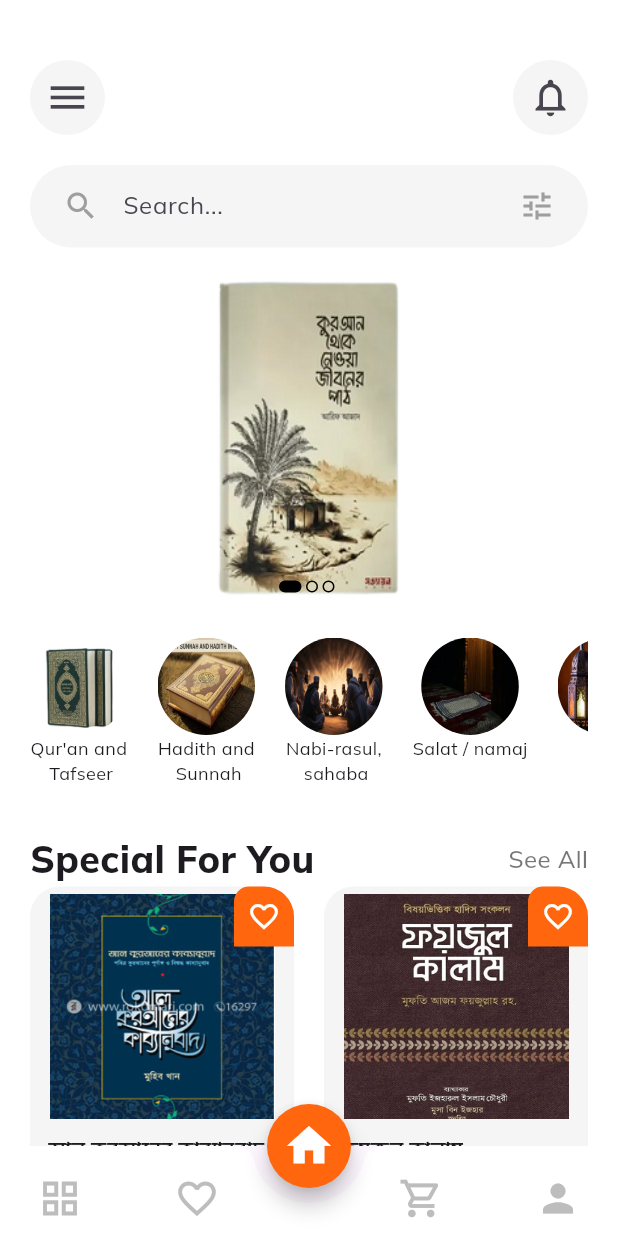
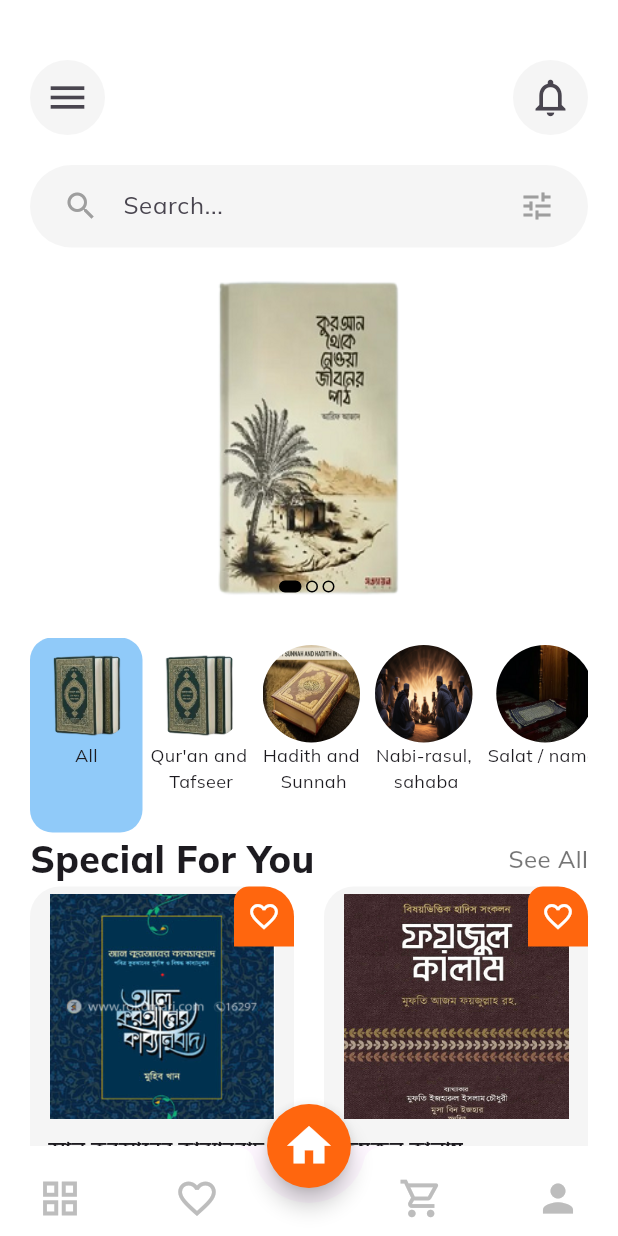
Before and after one commit to Ibrahim-K98han/books_shop, a Flutter app: the screen it shows after launch, on a phone screen of 412 x 824 dp. Run offline on Flutter 3.47's test engine with Material 3 defaults, Android fonts, the light colour scheme and no system bars; our stand-ins replace google_fonts.

Commit message:
category wise data filter dine

```diff
--- a/lib/features/detail/presentation/detail_screen.dart
+++ b/lib/features/detail/presentation/detail_screen.dart
@@ -34,7 +34,9 @@ class _DetailScreenState extends State<DetailScreen> {
               const SizedBox(
                 height: 20,
               ),
-              const DetailsCustomAppBar(),
+              DetailsCustomAppBar(
+                productModel: widget.productModel,
+              ),
               //Image Slider
               ImageSliderWidget(
                 image: widget.productModel.img,
--- a/lib/features/home/model/category_model.dart
+++ b/lib/features/home/model/category_model.dart
@@ -9,6 +9,10 @@ class CategoryModel {
 }
 
 final List<CategoryModel> categories = [
+  CategoryModel(
+    title: '''All''',
+    image: 'images/quran_hadit.png',
+  ),
   CategoryModel(
     title: '''Qur'an and\n Tafseer''',
     image: 'images/quran_hadit.png',
--- a/lib/features/home/model/product_model.dart
+++ b/lib/features/home/model/product_model.dart
@@ -26,7 +26,7 @@ class ProductModel {
   });
 }
 
-final List<ProductModel> products = [
+final List<ProductModel> all = [
   ProductModel(
     title: 'আল কুরআনের কাব্যানুবাদ',
     description:
@@ -45,7 +45,7 @@ final List<ProductModel> products = [
     rate: 4.8,
     quantity: 1,
   ),
-   ProductModel(
+  ProductModel(
     title: 'ফয়জুল কালাম',
     description:
         '''ইলমে হাদিসের অজস্র গ্রন্থের মাঝে ফয়জুল কালাম একটি মকবুল সংযোজন। বইটিকে মুফতিয়ে আজম ফয়জুল্লাহ রহ.-এর বয়নসংকলনও বলা চলে। তিনি কোথাও আলোচক হিসেবে আমন্ত্রিত হলে কোনো নির্ধারিত বিষয়ের উপর এক...''',
@@ -63,3 +63,44 @@ final List<ProductModel> products = [
     quantity: 2,
   ),
 ];
+
+final List<ProductModel> quran_and_tafsire = [
+  ProductModel(
+    title: 'আল কুরআনের কাব্যানুবাদ',
+    description:
+        '''কবিতায় কবিতায় সম্পূর্ণ ৩০ পারা কুরআনের বাংলা অনুবাদ। ভাষা ও সাহিত্যে এ এক বিস্ময়কর কীর্তি!
+মজার ব্যাপার হলো, কবিতা বলে এর বর্ণনাধারা জটিল, কঠিন বা দুরূহ নয় মোটেও; এর পুরো অনুবাদ অত...''',
+    img: 'images/quran_er_kabbanubadh.png',
+    review: '(320 Review)',
+    seller: ' মুহিব খান ',
+    price: 150,
+    colors: [
+      Colors.black,
+      Colors.blue,
+      Colors.orange,
+    ],
+    category: '''Qur'an and\n Tafseer''',
+    rate: 4.8,
+    quantity: 1,
+  ),
+];
+
+final List<ProductModel> hadith_and_sunnah = [
+  ProductModel(
+    title: 'ফয়জুল কালাম',
+    description:
+        '''ইলমে হাদিসের অজস্র গ্রন্থের মাঝে ফয়জুল কালাম একটি মকবুল সংযোজন। বইটিকে মুফতিয়ে আজম ফয়জুল্লাহ রহ.-এর বয়নসংকলনও বলা চলে। তিনি কোথাও আলোচক হিসেবে আমন্ত্রিত হলে কোনো নির্ধারিত বিষয়ের উপর এক...''',
+    img: 'images/faraze_kalam.png',
+    review: '(420 Review)',
+    seller: 'মুফতীয়ে আযম আল্লামা ফয়যুল্লাহ (র.)',
+    price: 150,
+    colors: [
+      Colors.black,
+      Colors.blue,
+      Colors.orange,
+    ],
+    category: '''Hadith and\n Sunnah''',
+    rate: 4.5,
+    quantity: 2,
+  ),
+];
--- a/lib/features/home/presentation/home_screen.dart
+++ b/lib/features/home/presentation/home_screen.dart
@@ -1,6 +1,6 @@
 import 'package:ecom_provider/common/custom_app_bar.dart';
+import 'package:ecom_provider/features/home/model/category_model.dart';
 import 'package:ecom_provider/features/home/model/product_model.dart';
-import 'package:ecom_provider/features/home/presentation/widgets/category_widget.dart';
 import 'package:ecom_provider/features/home/presentation/widgets/image_slider.dart';
 import 'package:ecom_provider/features/home/presentation/widgets/product_cart.dart';
 import 'package:ecom_provider/features/home/presentation/widgets/search_bar_widget.dart';
@@ -15,8 +15,14 @@ class HomeScreen extends StatefulWidget {
 
 class _HomeScreenState extends State<HomeScreen> {
   int currentSlider = 0;
+  int selectedIndex = 0;
   @override
   Widget build(BuildContext context) {
+    List<List<ProductModel>> selectedCategories = [
+      all,
+      quran_and_tafsire,
+      hadith_and_sunnah,
+    ];
     return Scaffold(
       backgroundColor: Colors.white,
       body: SingleChildScrollView(
@@ -45,7 +51,53 @@ class _HomeScreenState extends State<HomeScreen> {
               ),
               const SizedBox(height: 20),
               //Category
-              const CategoryWidget(),
+              SizedBox(
+                height: 130,
+                child: ListView.builder(
+                  scrollDirection: Axis.horizontal,
+                  itemCount: categories.length,
+                  itemBuilder: (context, index) {
+                    return GestureDetector(
+                      onTap: () {
+                        setState(() {
+                          selectedIndex = index;
+                        });
+                      },
+                      child: Container(
+                        padding: const EdgeInsets.all(5),
+                        decoration: BoxDecoration(
+                          borderRadius: BorderRadius.circular(15),
+                          color: selectedIndex == index
+                              ? Colors.blue.shade200
+                              : Colors.transparent,
+                        ),
+                        child: Column(
+                          children: [
+                            Container(
+                              height: 65,
+                              width: 65,
+                              decoration: BoxDecoration(
+                                shape: BoxShape.circle,
+                                image: DecorationImage(
+                                  image: AssetImage(categories[index].image),
+                                  fit: BoxFit.cover,
+                                ),
+                              ),
+                            ),
+                            Text(
+                              categories[index].title,
+                              textAlign: TextAlign.center,
+                              style: const TextStyle(
+                                fontSize: 12,
+                              ),
+                            )
+                          ],
+                        ),
+                      ),
+                    );
+                  },
+                ),
+              ),
               const Row(
                 mainAxisAlignment: MainAxisAlignment.spaceBetween,
                 children: [
@@ -75,10 +127,10 @@ class _HomeScreenState extends State<HomeScreen> {
                   crossAxisSpacing: 20,
                   mainAxisSpacing: 20,
                 ),
-                itemCount: products.length,
+                itemCount: selectedCategories[selectedIndex].length,
                 itemBuilder: (context, index) {
                   return ProductCart(
-                    productModel: products[index],
+                    productModel: selectedCategories[selectedIndex][index],
                   );
                 },
               )
--- a/lib/features/home/presentation/widgets/category_widget.dart
+++ /dev/null
@@ -1,44 +0,0 @@
-import 'package:ecom_provider/features/home/model/category_model.dart';
-import 'package:flutter/material.dart';
-
-class CategoryWidget extends StatelessWidget {
-  const CategoryWidget({super.key});
-
-  @override
-  Widget build(BuildContext context) {
-    return SizedBox(
-      height: 130,
-      child: ListView.separated(
-        scrollDirection: Axis.horizontal,
-        itemCount: categories.length,
-        itemBuilder: (context, index) {
-          return Column(
-            children: [
-              Container(
-                height: 65,
-                width: 65,
-                decoration: BoxDecoration(
-                  shape: BoxShape.circle,
-                  image: DecorationImage(
-                    image: AssetImage(categories[index].image),
-                    fit: BoxFit.cover,
-                  ),
-                ),
-              ),
-              Text(
-                categories[index].title,
-                textAlign: TextAlign.center,
-                style: const TextStyle(
-                  fontSize: 12,
-                ),
-              )
-            ],
-          );
-        },
-        separatorBuilder: (context, index) => const SizedBox(
-          width: 20,
-        ),
-      ),
-    );
-  }
-}
--- a/lib/features/home/presentation/widgets/product_cart.dart
+++ b/lib/features/home/presentation/widgets/product_cart.dart
@@ -1,5 +1,6 @@
 import 'package:ecom_provider/constants.dart';
 import 'package:ecom_provider/features/detail/presentation/detail_screen.dart';
+import 'package:ecom_provider/features/favorite/data/favorite_provider.dart';
 import 'package:ecom_provider/features/home/model/product_model.dart';
 import 'package:flutter/material.dart';
 
@@ -12,6 +13,7 @@ class ProductCart extends StatelessWidget {
 
   @override
   Widget build(BuildContext context) {
+    final provider = FavoriteProvider.of(context);
     return GestureDetector(
       onTap: () {
         Navigator.push(
@@ -110,9 +112,13 @@ class ProductCart extends StatelessWidget {
                   ),
                 ),
                 child: GestureDetector(
-                  onTap: () {},
-                  child: const Icon(
-                    Icons.favorite_border,
+                  onTap: () {
+                    provider.toggleFavorite(productModel);
+                  },
+                  child: Icon(
+                    provider.isExist(productModel)
+                        ? Icons.favorite
+                        : Icons.favorite_border,
                     color: Colors.white,
                     size: 22,
                   ),
```
Also changed, not shown: lib/features/detail/presentation/widgets/details_custom_app_bar.dart (+16 -4 lines), lib/features/favorite/presentation/favorite_scree.dart (+0 -29 lines).
